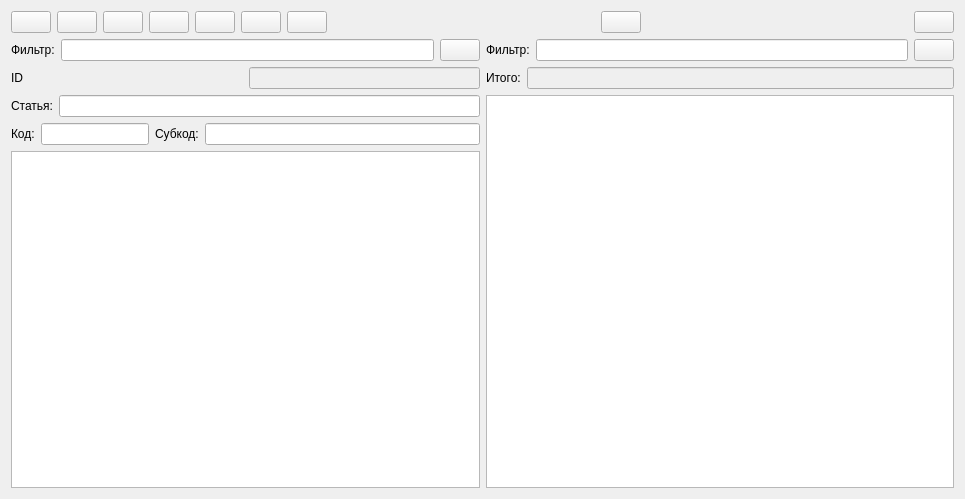
This is formarticles.ui in GorINIch73/Audit as Qt 5 draws it before an edit. The edited form follows.
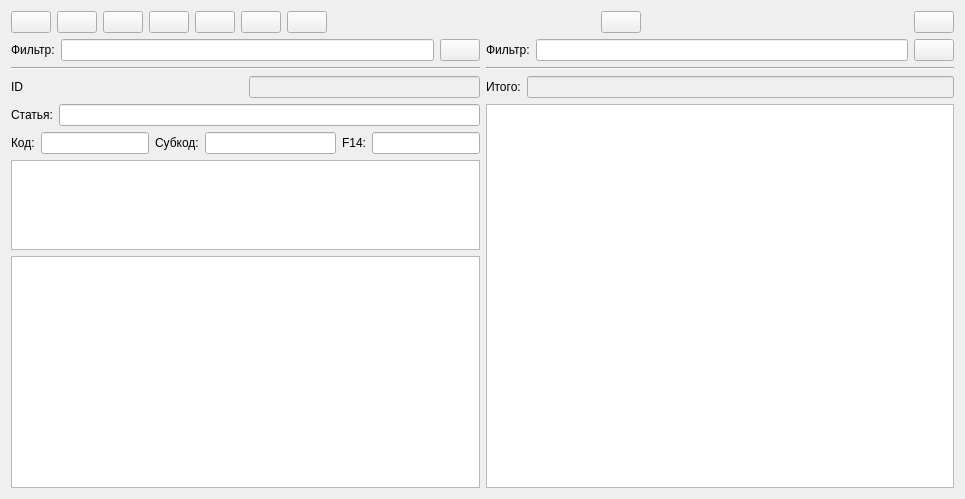
This is the edited form. Icons and pictures are not drawn.

The edit to the form file:
```diff
--- a/formarticles.ui
+++ b/formarticles.ui
@@ -210,6 +210,13 @@
          </item>
         </layout>
        </item>
+       <item>
+        <widget class="Line" name="line">
+         <property name="orientation">
+          <enum>Qt::Horizontal</enum>
+         </property>
+        </widget>
+       </item>
        <item>
         <layout class="QHBoxLayout" name="horizontalLayout_3">
          <item>
@@ -277,8 +284,41 @@
          <item>
           <widget class="QLineEdit" name="lineEdit_subcode"/>
          </item>
+         <item>
+          <widget class="QLabel" name="label_8">
+           <property name="text">
+            <string>F14:</string>
+           </property>
+          </widget>
+         </item>
+         <item>
+          <widget class="QLineEdit" name="lineEdit_f14">
+           <property name="sizePolicy">
+            <sizepolicy hsizetype="Preferred" vsizetype="Fixed">
+             <horstretch>0</horstretch>
+             <verstretch>0</verstretch>
+            </sizepolicy>
+           </property>
+          </widget>
+         </item>
         </layout>
        </item>
+       <item>
+        <widget class="QPlainTextEdit" name="plainTextEdit_note">
+         <property name="sizePolicy">
+          <sizepolicy hsizetype="Expanding" vsizetype="Preferred">
+           <horstretch>0</horstretch>
+           <verstretch>0</verstretch>
+          </sizepolicy>
+         </property>
+         <property name="maximumSize">
+          <size>
+           <width>16777215</width>
+           <height>90</height>
+          </size>
+         </property>
+        </widget>
+       </item>
        <item>
         <widget class="QTableView" name="tableView_articles"/>
        </item>
@@ -311,6 +351,13 @@
          </item>
         </layout>
        </item>
+       <item>
+        <widget class="Line" name="line_2">
+         <property name="orientation">
+          <enum>Qt::Horizontal</enum>
+         </property>
+        </widget>
+       </item>
        <item>
         <layout class="QHBoxLayout" name="horizontalLayout_9">
          <item>
```
